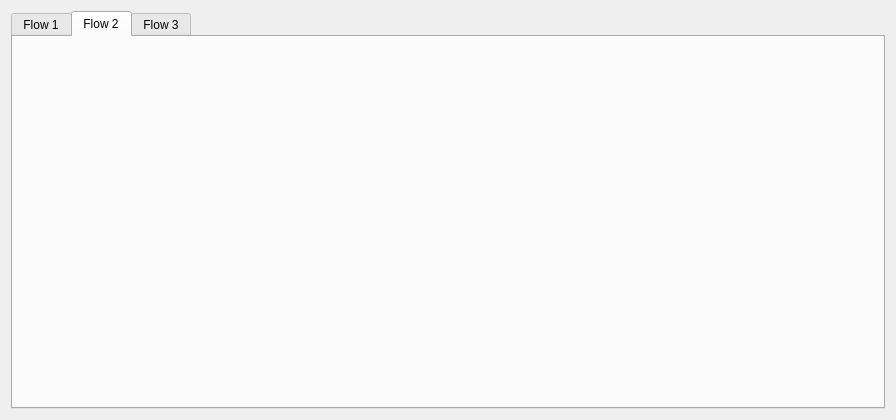
First picture: the form in wavegenA/charttabs.ui, repository jibonaronno/sanion_python_projects, before the edit.
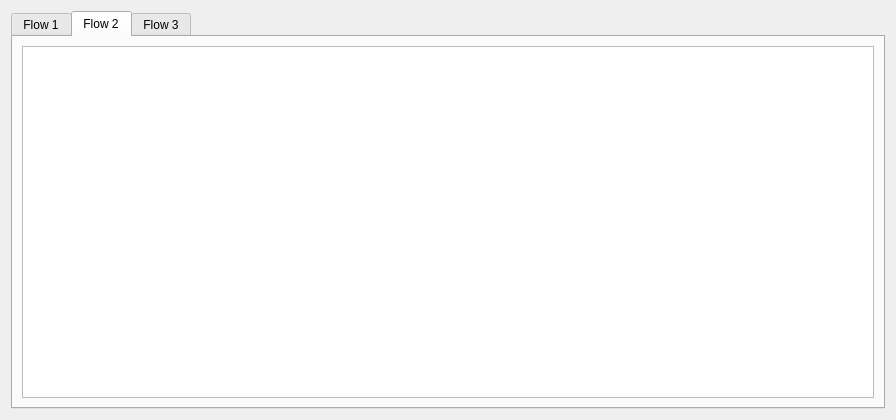
Second picture: the form after the edit. The open tabs and pages were chosen to show the change.

Commit message: 12 July 24. First Update of wavegenA. mimic.py for tabs and paint.py drawing some small circle from an array. QGraphicsView and QGraphicsScene Introduced In this Boilerplate

```diff
--- a/wavegenA/charttabs.ui
+++ b/wavegenA/charttabs.ui
@@ -39,6 +39,15 @@
         <attribute name="title">
          <string>Flow 2</string>
         </attribute>
+        <layout class="QVBoxLayout" name="verticalLayout_3">
+         <item>
+          <layout class="QVBoxLayout" name="vlay02">
+           <item>
+            <widget class="QGraphicsView" name="gfxvu"/>
+           </item>
+          </layout>
+         </item>
+        </layout>
        </widget>
        <widget class="QWidget" name="flow3tab">
         <attribute name="title">
```
Left out of the diff: 2 changed lines with no effect on the pictures. The commit also changes 4 other files.
